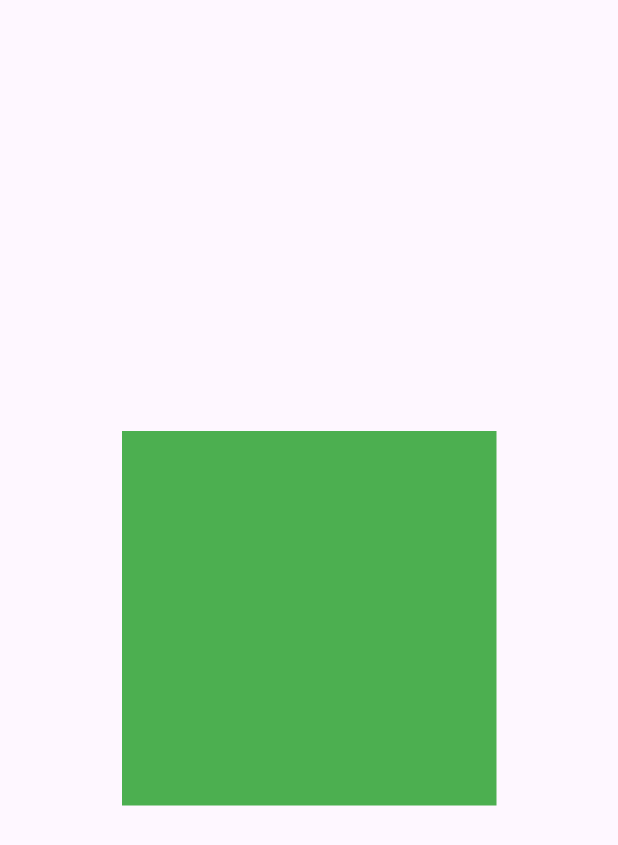
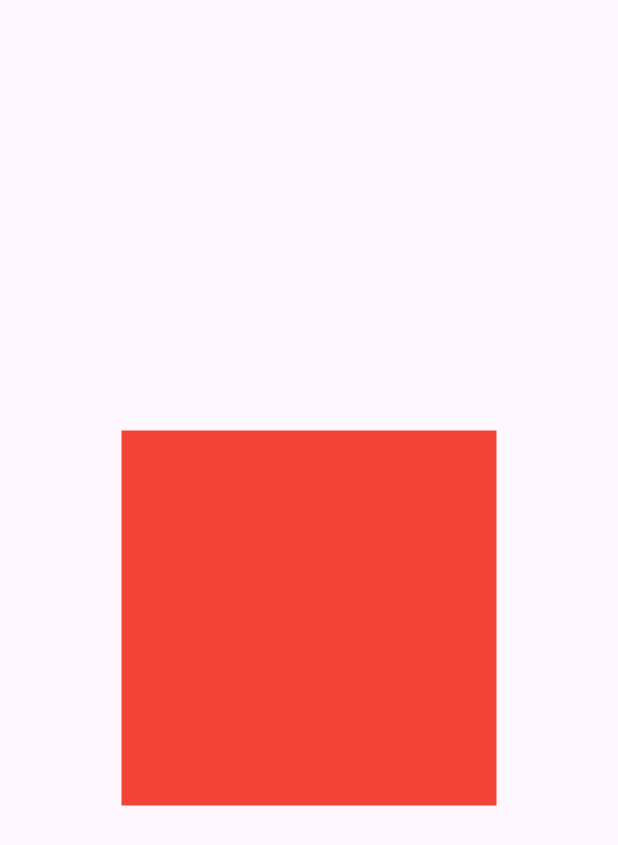
Before and after one commit to serhan2004/Flutter-Animations, a Flutter app: the screen it shows after launch, on a phone screen of 412 x 824 dp. Shown: the top 845 px of the screen. Run offline on Flutter 3.47's test engine with Material 3 defaults, Android fonts, the phone set to English and light mode, and no system bars.

```diff
--- /dev/null
+++ b/lib/animated_swticher.dart
@@ -0,0 +1,49 @@
+import 'package:flutter/material.dart';
+
+class AnimatedSwticherPage extends StatefulWidget {
+  const AnimatedSwticherPage({super.key});
+
+  @override
+  State<AnimatedSwticherPage> createState() => _AnimatedSwticherPageState();
+}
+
+class _AnimatedSwticherPageState extends State<AnimatedSwticherPage> {
+  bool _isFirst = true;
+  @override
+  Widget build(BuildContext context) {
+    return Scaffold(
+      body: Center(
+        child: GestureDetector(
+          onTap: () => setState(() {
+            _isFirst = !_isFirst;
+          }),
+          child: AnimatedSwitcher(
+            duration: const Duration(seconds: 1),
+            transitionBuilder: (child, animation) {
+              return FadeTransition(opacity: animation, child: child);
+            },
+            child: _isFirst ? const RedContainer() : const BlueContainer(),
+          ),
+        ),
+      ),
+    );
+  }
+}
+
+class BlueContainer extends StatelessWidget {
+  const BlueContainer({super.key});
+
+  @override
+  Widget build(BuildContext context) {
+    return Container(color: Colors.blue, height: 300, width: 300);
+  }
+}
+
+class RedContainer extends StatelessWidget {
+  const RedContainer({super.key});
+
+  @override
+  Widget build(BuildContext context) {
+    return Container(color: Colors.red, height: 250, width: 250);
+  }
+}
--- a/lib/main.dart
+++ b/lib/main.dart
@@ -1,8 +1,5 @@
-import 'dart:math';
-
 import 'package:flutter/material.dart';
-import 'package:ogrenme/animated_builder.dart';
-import 'package:ogrenme/crossfade_animation.dart';
+import 'package:ogrenme/animated_swticher.dart';
 
 void main() => runApp(const MyApp());
 
@@ -11,6 +8,6 @@ class MyApp extends StatelessWidget {
 
   @override
   Widget build(BuildContext context) {
-    return MaterialApp(home: Scaffold(body: AnimatedCossFadeExamplePage()));
+    return MaterialApp(home: Scaffold(body: AnimatedSwticherPage()));
   }
 }
```
